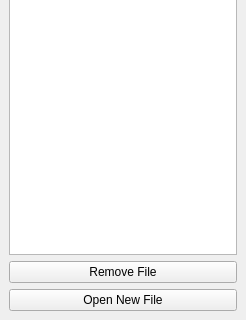
First picture: the form in trading-files-widget.ui, repository shocklateboy92/se3011, before the edit; both pictures show x 0 to 246 and y 206 to 526 of the 246 by 526 pixel window.
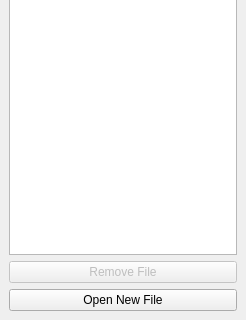
Second picture: the form after the edit.

Patch:
```diff
--- a/trading-files-widget.ui
+++ b/trading-files-widget.ui
@@ -33,6 +33,9 @@
     </item>
     <item>
      <widget class="QPushButton" name="removeButton">
+      <property name="enabled">
+       <bool>false</bool>
+      </property>
       <property name="text">
        <string>Remove File</string>
       </property>
```
